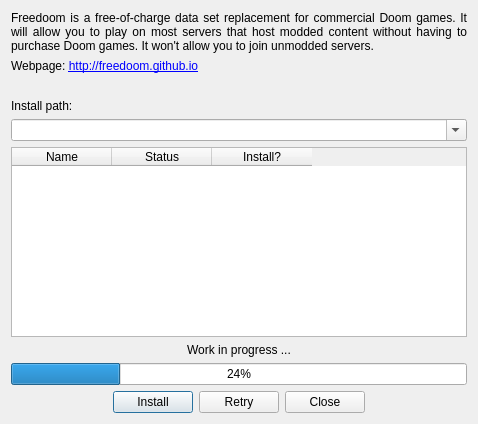
First picture: the form in src/core/gui/freedoomdialog.ui, repository Destroyerrrocket/doomseeker-unofficial, before the edit.
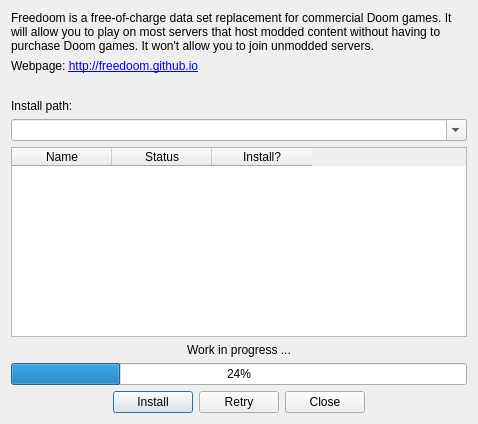
Second picture: the form after the edit. Icons and pictures are not drawn.

Commit message: - Freedoom Dialog and IP2C update box were squishable.

The edit to the form file:
```diff
--- a/src/core/gui/freedoomdialog.ui
+++ b/src/core/gui/freedoomdialog.ui
@@ -21,7 +21,7 @@
    <item>
     <widget class="QLabel" name="label_2">
      <property name="sizePolicy">
-      <sizepolicy hsizetype="Preferred" vsizetype="Maximum">
+      <sizepolicy hsizetype="Minimum" vsizetype="Minimum">
        <horstretch>0</horstretch>
        <verstretch>0</verstretch>
       </sizepolicy>
@@ -29,9 +29,6 @@
      <property name="text">
       <string>Freedoom is a free-of-charge data set replacement for commercial Doom games. It will allow you to play on most servers that host modded content without having to purchase Doom games. It won't allow you to join unmodded servers.</string>
      </property>
-     <property name="alignment">
-      <set>Qt::AlignJustify|Qt::AlignVCenter</set>
-     </property>
      <property name="wordWrap">
       <bool>true</bool>
      </property>
```
The commit also changes 1 other file.
